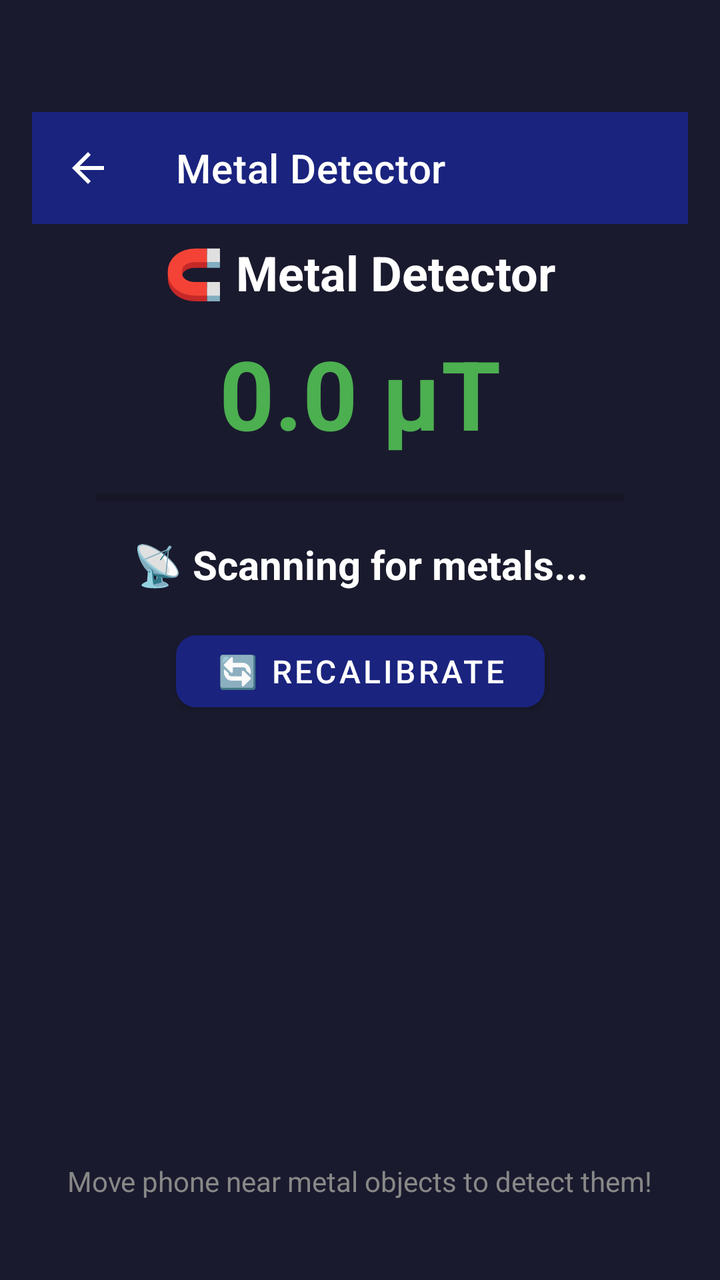
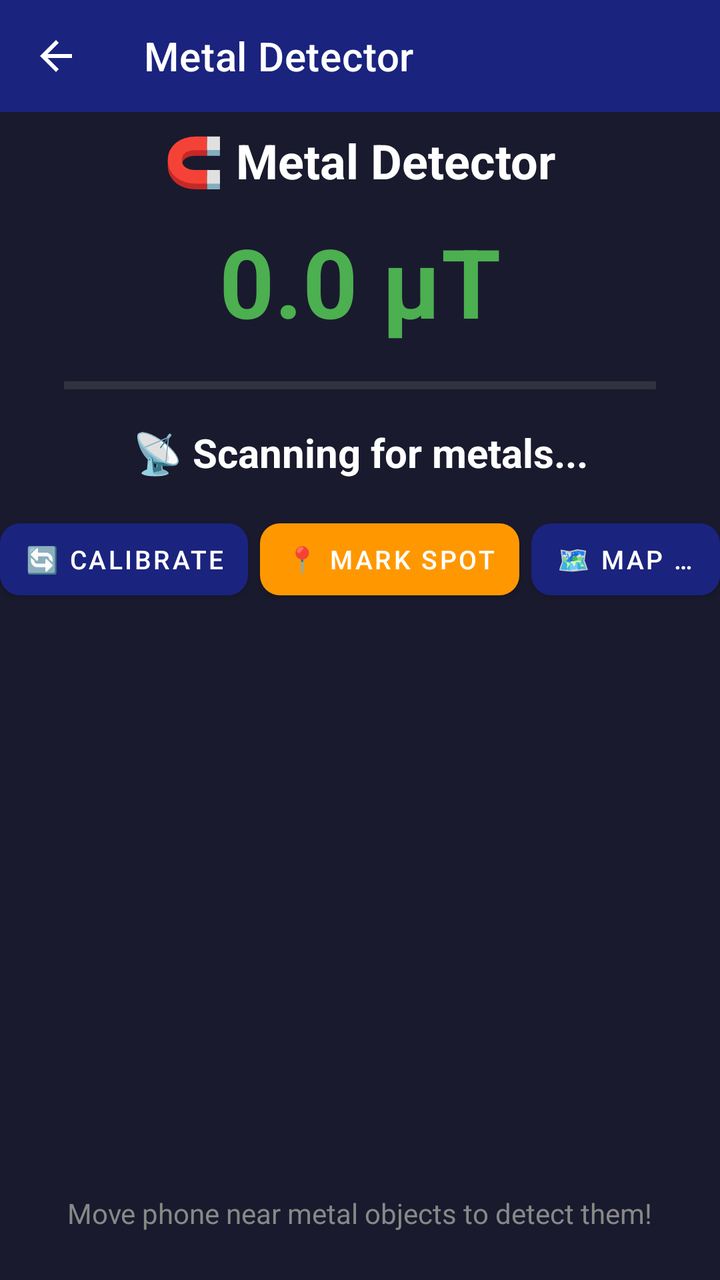

Compare the two renders of this Android layout. The source of the first and the diff that turns it into the second are given below.
<!-- AndroidManifest.xml: application theme Theme.SensorToolBox -->
<!-- res/layout/activity_metal_detector.xml -->
<?xml version="1.0" encoding="utf-8"?>
<androidx.constraintlayout.widget.ConstraintLayout
    xmlns:android="http://schemas.android.com/apk/res/android"
    xmlns:app="http://schemas.android.com/apk/res-auto"
    xmlns:tools="http://schemas.android.com/tools"
    android:layout_width="match_parent"
    android:layout_height="match_parent"
    android:fitsSystemWindows="true"
    android:paddingTop="?attr/actionBarSize"
    android:paddingStart="16dp"
    android:paddingEnd="16dp"
    android:paddingBottom="16dp"
    android:background="#1A1A2E"
    tools:context=".detection.MetalDetectorActivity">

    
    <androidx.appcompat.widget.Toolbar
        android:id="@+id/toolbar"
        android:layout_width="0dp"
        android:layout_height="?attr/actionBarSize"
        android:background="?attr/colorPrimary"
        android:theme="@style/ThemeOverlay.AppCompat.Dark.ActionBar"
        app:title="Metal Detector"
        app:titleTextColor="#FFFFFF"
        app:navigationIcon="?attr/homeAsUpIndicator"
        app:layout_constraintTop_toTopOf="parent"
        app:layout_constraintStart_toStartOf="parent"
        app:layout_constraintEnd_toEndOf="parent" />

    
    <TextView
        android:id="@+id/titleText"
        android:layout_width="wrap_content"
        android:layout_height="wrap_content"
        android:text="🧲 Metal Detector"
        android:textSize="24sp"
        android:textStyle="bold"
        android:textColor="#FFFFFF"
        android:layout_marginTop="8dp"
        app:layout_constraintTop_toBottomOf="@id/toolbar"
        app:layout_constraintStart_toStartOf="parent"
        app:layout_constraintEnd_toEndOf="parent" />

    
    <TextView
        android:id="@+id/strengthText"
        android:layout_width="wrap_content"
        android:layout_height="wrap_content"
        android:text="0.0 µT"
        android:textSize="48sp"
        android:textStyle="bold"
        android:textColor="#4CAF50"
        android:layout_marginTop="12dp"
        app:layout_constraintTop_toBottomOf="@id/titleText"
        app:layout_constraintStart_toStartOf="parent"
        app:layout_constraintEnd_toEndOf="parent" />

    
    <ProgressBar
        android:id="@+id/strengthBar"
        style="?android:attr/progressBarStyleHorizontal"
        android:layout_width="0dp"
        android:layout_height="16dp"
        android:max="100"
        android:progress="0"
        android:progressTint="#4CAF50"
        android:layout_marginTop="12dp"
        android:layout_marginStart="32dp"
        android:layout_marginEnd="32dp"
        app:layout_constraintTop_toBottomOf="@id/strengthText"
        app:layout_constraintStart_toStartOf="parent"
        app:layout_constraintEnd_toEndOf="parent" />

    
    <TextView
        android:id="@+id/statusText"
        android:layout_width="wrap_content"
        android:layout_height="wrap_content"
        android:text="📡 Scanning for metals..."
        android:textSize="20sp"
        android:textStyle="bold"
        android:textColor="#FFFFFF"
        android:layout_marginTop="12dp"
        app:layout_constraintTop_toBottomOf="@id/strengthBar"
        app:layout_constraintStart_toStartOf="parent"
        app:layout_constraintEnd_toEndOf="parent" />

    
    <com.google.android.material.button.MaterialButton
        android:id="@+id/calibrateButton"
        android:layout_width="wrap_content"
        android:layout_height="48dp"
        android:minWidth="120dp"
        android:text="🔄 Recalibrate"
        android:textSize="16sp"
        android:textColor="#FFFFFF"
        android:singleLine="true"
        android:gravity="center"
        android:layout_marginTop="16dp"
        app:cornerRadius="10dp"
        app:backgroundTint="#1A237E"
        android:paddingStart="20dp"
        android:paddingEnd="20dp"
        app:layout_constraintTop_toBottomOf="@id/statusText"
        app:layout_constraintStart_toStartOf="parent"
        app:layout_constraintEnd_toEndOf="parent" />

    
    <TextView
        android:id="@+id/hintText"
        android:layout_width="wrap_content"
        android:layout_height="wrap_content"
        android:text="Move phone near metal objects to detect them!"
        android:textSize="14sp"
        android:textColor="#888888"
        android:layout_marginBottom="24dp"
        app:layout_constraintBottom_toBottomOf="parent"
        app:layout_constraintStart_toStartOf="parent"
        app:layout_constraintEnd_toEndOf="parent" />

</androidx.constraintlayout.widget.ConstraintLayout>
<!-- resources referenced by this layout -->
<resources>
  <style name="Theme.SensorToolBox" parent="Theme.MaterialComponents.DayNight.NoActionBar">
  
          
  
          
          <item name="colorPrimary">@color/colorPrimary</item>
  
          
          <item name="colorPrimaryVariant">@color/colorPrimaryDark</item>
  
          
          <item name="colorOnPrimary">@color/colorTextOnPrimary</item>
  
          
          <item name="colorSecondary">@color/colorAccent</item>
  
          
          <item name="colorSecondaryVariant">@color/colorAccentDark</item>
  
          
          <item name="colorOnSecondary">@color/colorTextOnAccent</item>
  
          
  
          
          <item name="android:statusBarColor">@color/colorPrimaryDark</item>
  
          
          <item name="android:windowLightStatusBar">false</item>
  
          
          <item name="android:navigationBarColor">@color/colorPrimaryDark</item>
  
          
  
          
          <item name="android:windowBackground">@color/colorBackground</item>
  
      </style>
  <color name="colorPrimary">#1A237E</color>
  <color name="colorPrimaryDark">#0D1442</color>
  <color name="colorTextOnPrimary">#FFFFFF</color>
  <color name="colorAccent">#FF5722</color>
  <color name="colorAccentDark">#BF360C</color>
  <color name="colorTextOnAccent">#FFFFFF</color>
  <color name="colorBackground">#F5F5F5</color>
</resources>

<!-- the commit's change to res/layout/activity_metal_detector.xml (unified diff, before → after) -->
@@ -3,13 +3,10 @@
     xmlns:android="http://schemas.android.com/apk/res/android"
     xmlns:app="http://schemas.android.com/apk/res-auto"
     xmlns:tools="http://schemas.android.com/tools"
+    android:id="@+id/main"
     android:layout_width="match_parent"
     android:layout_height="match_parent"
     android:fitsSystemWindows="true"
-    android:paddingTop="?attr/actionBarSize"
-    android:paddingStart="16dp"
-    android:paddingEnd="16dp"
-    android:paddingBottom="16dp"
     android:background="#1A1A2E"
     tools:context=".detection.MetalDetectorActivity">
 
@@ -19,7 +16,9 @@
         android:layout_width="0dp"
         android:layout_height="?attr/actionBarSize"
         android:background="?attr/colorPrimary"
-        android:theme="@style/ThemeOverlay.AppCompat.Dark.ActionBar"
+        android:theme="@style/SensorToolBox.Toolbar"
+        app:theme="@style/SensorToolBox.Toolbar"
+        app:popupTheme="@style/SensorToolBox.PopupMenu"
         app:title="Metal Detector"
         app:titleTextColor="#FFFFFF"
         app:navigationIcon="?attr/homeAsUpIndicator"
@@ -86,24 +85,65 @@
         app:layout_constraintEnd_toEndOf="parent" />
 
     
-    <com.google.android.material.button.MaterialButton
-        android:id="@+id/calibrateButton"
+    <LinearLayout
+        android:id="@+id/buttonContainer"
         android:layout_width="wrap_content"
-        android:layout_height="48dp"
-        android:minWidth="120dp"
-        android:text="🔄 Recalibrate"
-        android:textSize="16sp"
-        android:textColor="#FFFFFF"
-        android:singleLine="true"
+        android:layout_height="wrap_content"
+        android:orientation="horizontal"
         android:gravity="center"
         android:layout_marginTop="16dp"
-        app:cornerRadius="10dp"
-        app:backgroundTint="#1A237E"
-        android:paddingStart="20dp"
-        android:paddingEnd="20dp"
         app:layout_constraintTop_toBottomOf="@id/statusText"
         app:layout_constraintStart_toStartOf="parent"
-        app:layout_constraintEnd_toEndOf="parent" />
+        app:layout_constraintEnd_toEndOf="parent">
+
+        <com.google.android.material.button.MaterialButton
+            android:id="@+id/calibrateButton"
+            android:layout_width="wrap_content"
+            android:layout_height="48dp"
+            android:minWidth="90dp"
+            android:text="🔄 Calibrate"
+            android:textSize="13sp"
+            android:textColor="#FFFFFF"
+            android:singleLine="true"
+            android:gravity="center"
+            android:layout_marginEnd="6dp"
+            app:cornerRadius="10dp"
+            app:backgroundTint="#1A237E"
+            android:paddingStart="12dp"
+            android:paddingEnd="12dp" />
+
+        <com.google.android.material.button.MaterialButton
+            android:id="@+id/saveSpotButton"
+            android:layout_width="wrap_content"
+            android:layout_height="48dp"
+            android:minWidth="90dp"
+            android:text="📍 Mark Spot"
+            android:textSize="13sp"
+            android:textColor="#FFFFFF"
+            android:singleLine="true"
+            android:gravity="center"
+            android:layout_marginEnd="6dp"
+            app:cornerRadius="10dp"
+            app:backgroundTint="#FF9800"
+            android:paddingStart="12dp"
+            android:paddingEnd="12dp" />
+
+        <com.google.android.material.button.MaterialButton
+            android:id="@+id/viewMapButton"
+            android:layout_width="wrap_content"
+            android:layout_height="48dp"
+            android:minWidth="90dp"
+            android:text="🗺️ Map Spots"
+            android:textSize="13sp"
+            android:textColor="#FFFFFF"
+            android:singleLine="true"
+            android:gravity="center"
+            app:cornerRadius="10dp"
+            app:backgroundTint="@color/colorPrimary"
+            android:paddingStart="12dp"
+            android:paddingEnd="12dp" />
+
+    </LinearLayout>
 
     
     <TextView
<!-- resource entries referenced after the edit -->
@@ -1,50 +1,46 @@
 <!-- resources referenced by this layout -->
 <resources>
   <style name="Theme.SensorToolBox" parent="Theme.MaterialComponents.DayNight.NoActionBar">
-  
-          
-  
-          
           <item name="colorPrimary">@color/colorPrimary</item>
-  
-          
           <item name="colorPrimaryVariant">@color/colorPrimaryDark</item>
-  
-          
           <item name="colorOnPrimary">@color/colorTextOnPrimary</item>
-  
-          
           <item name="colorSecondary">@color/colorAccent</item>
-  
-          
           <item name="colorSecondaryVariant">@color/colorAccentDark</item>
-  
-          
           <item name="colorOnSecondary">@color/colorTextOnAccent</item>
-  
-          
-  
-          
+          <item name="android:colorBackground">@color/colorBackground</item>
+          <item name="colorSurface">@color/colorSurface</item>
+          <item name="colorOnBackground">@color/colorTextPrimary</item>
+          <item name="colorOnSurface">@color/colorTextPrimary</item>
+          <item name="colorError">@color/colorError</item>
+          <item name="colorOnError">@color/colorTextOnError</item>
           <item name="android:statusBarColor">@color/colorPrimaryDark</item>
-  
-          
+          <item name="android:navigationBarColor">@color/colorPrimaryDark</item>
           <item name="android:windowLightStatusBar">false</item>
-  
-          
-          <item name="android:navigationBarColor">@color/colorPrimaryDark</item>
-  
-          
-  
-          
           <item name="android:windowBackground">@color/colorBackground</item>
-  
+          <item name="android:textColorPrimary">@color/colorTextPrimary</item>
+          <item name="android:textColorSecondary">@color/colorTextSecondary</item>
       </style>
+  <color name="colorTextPrimary">#212121</color>
   <color name="colorPrimary">#1A237E</color>
+  <style name="SensorToolBox.PopupMenu" parent="ThemeOverlay.AppCompat.Light">
+          <item name="android:textColor">@color/colorTextPrimary</item>
+          <item name="android:textColorPrimary">@color/colorTextPrimary</item>
+          <item name="android:colorBackground">#FFFFFF</item>
+      </style>
+  <style name="SensorToolBox.Toolbar" parent="ThemeOverlay.AppCompat.Dark.ActionBar">
+          <item name="colorControlNormal">#FFFFFF</item>
+          <item name="android:textColorPrimary">#FFFFFF</item>
+          <item name="actionMenuTextColor">#FFFFFF</item>
+      </style>
   <color name="colorPrimaryDark">#0D1442</color>
   <color name="colorTextOnPrimary">#FFFFFF</color>
   <color name="colorAccent">#FF5722</color>
   <color name="colorAccentDark">#BF360C</color>
   <color name="colorTextOnAccent">#FFFFFF</color>
   <color name="colorBackground">#F5F5F5</color>
+  <color name="colorSurface">#FAFAFA</color>
+  <color name="colorError">#F44336</color>
+  <color name="colorTextOnError">#FFFFFF</color>
+  <color name="colorTextSecondary">#757575</color>
 </resources>
 
